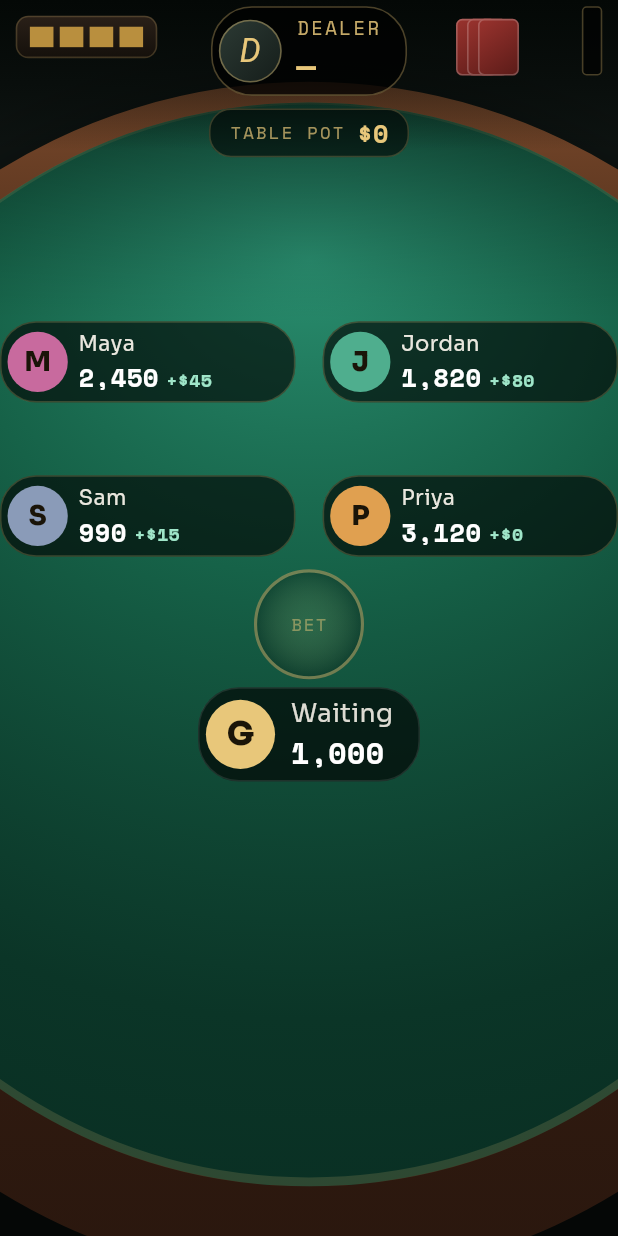
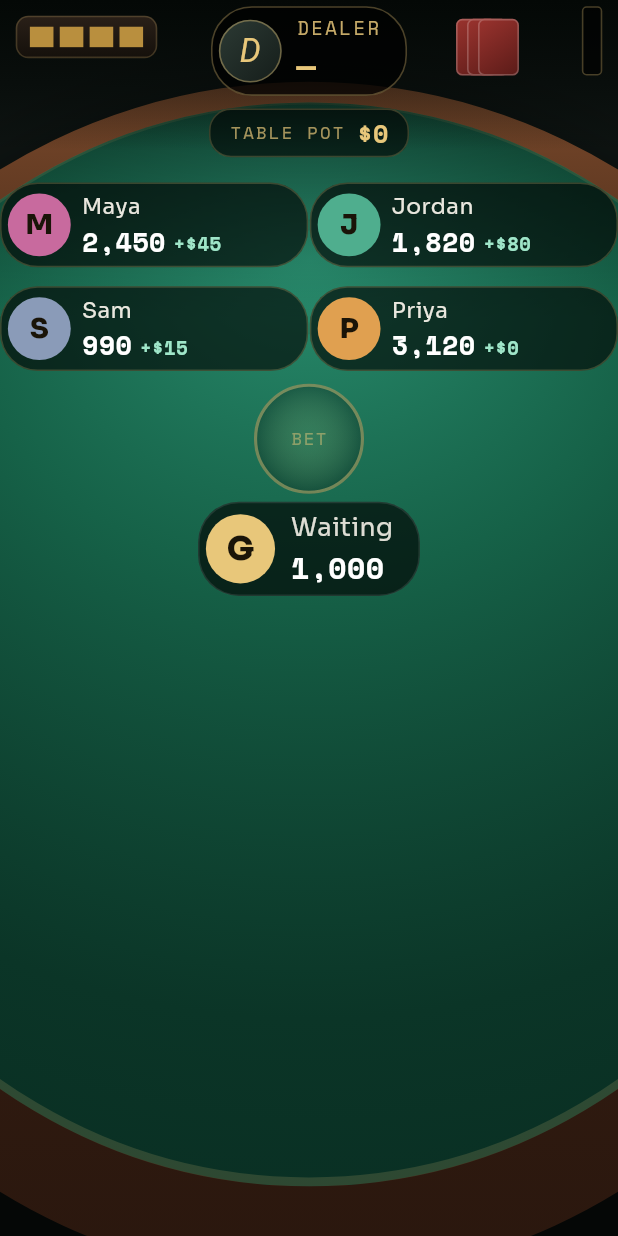
Before and after one commit to Micorlov/blackjack21_v2, a Flutter app: the TableFelt widget shown alone on an empty page, opened directly, on a phone screen of 412 x 824 dp. Run offline on Flutter 3.47's test engine with Material 3 defaults, Android fonts, the phone set to English and light mode, and no system bars; our stand-ins replace audioplayers, cloud_firestore, firebase_auth, firebase_core, flutter_local_notifications, flutter_riverpod and 4 more; missing offline and left inert: google_sign_in_web; accounts and stored records are empty; network calls fail; Roboto replaces fonts that are missing (Instrument Serif).

Commit message:
fix: render the betting-phase felt ~30% larger with a compact layout
The "plates are too small" report: in betting the felt canvas asked for
490px of height while a phone gives it ~300 (the chip tray and standings
panel take the rest), scaling everything to ~0.62x. Every seat slot was
also reserving its empty 38px card row before any card existed.

Betting now uses a compact layout: SeatPlate drops the empty card row
(compact flag), seat rows pull up under the dealer (tops 116/182 instead
of 164/262), and the canvas asks for 372px — so dealer, plates, bet
circle and hero all render ~30% bigger exactly where players linger. The
spread layout returns at deal time under the dealing animation and holds
steady for the whole hand, so plates never jump mid-round.

This is the "reduce the felt's required height" lever the 2026-08-03 (7)
known-limitation note identified, applied to the worst-case phase.

flutter analyze clean; all 805 tests pass, including the layout suite's
no-overlap/no-overflow invariants across every device size and phase.

Co-Authored-By: Claude Fable 5 <noreply@anthropic.com>

```diff
--- a/lib/screens/table/seat_plate.dart
+++ b/lib/screens/table/seat_plate.dart
@@ -122,7 +122,13 @@ class SeatPlateData {
 class SeatPlate extends StatelessWidget {
   final SeatPlateData data;
 
-  const SeatPlate({super.key, required this.data});
+  /// True only in the betting phase, when no seat on the felt has cards:
+  /// the empty card row is dropped so the felt's compact layout can pull the
+  /// rows together and render everything larger. Mid-round the row keeps its
+  /// space even between cards, so plates never jump while a hand is live.
+  final bool compact;
+
+  const SeatPlate({super.key, required this.data, this.compact = false});
 
   @override
   Widget build(BuildContext context) {
@@ -130,12 +136,14 @@ class SeatPlate extends StatelessWidget {
       mainAxisSize: MainAxisSize.min,
       crossAxisAlignment: CrossAxisAlignment.stretch,
       children: [
-        // The card row keeps its space even with no cards to show. Dropping it
-        // between hands would let the plate ride up to the top of the seat's
-        // slot and slide under the dealer's cards during settlement, and would
-        // make every plate jump as a round starts and ends.
-        SizedBox(height: _kCardHeight, child: data.showCards ? _cardsRow() : null),
-        const SizedBox(height: 4),
+        if (!compact) ...[
+          // The card row keeps its space even with no cards to show. Dropping
+          // it mid-round would let the plate ride up to the top of the seat's
+          // slot and slide under the dealer's cards during settlement, and
+          // would make every plate jump while a hand is being played.
+          SizedBox(height: _kCardHeight, child: data.showCards ? _cardsRow() : null),
+          const SizedBox(height: 4),
+        ],
         _plateRow(),
       ],
     );
--- a/lib/screens/table/table_felt.dart
+++ b/lib/screens/table/table_felt.dart
@@ -46,14 +46,31 @@ const List<_SeatPos> _kSeatPositions = [
   _SeatPos(right: 0, top: 262, width: 196, originLeft: false),
 ];
 
+/// Betting-phase seat slots: no seat on the felt has cards yet, so the empty
+/// 38px card rows are dropped and the rows pull up toward the dealer. The
+/// point is not tidiness — a lower canvas height raises the scale the whole
+/// felt renders at, which is what makes the plates readable on a phone.
+const List<_SeatPos> _kSeatPositionsCompact = [
+  _SeatPos(left: 0, top: 116, width: 196),
+  _SeatPos(right: 0, top: 116, width: 196, originLeft: false),
+  _SeatPos(left: 0, top: 182, width: 196),
+  _SeatPos(right: 0, top: 182, width: 196, originLeft: false),
+];
+
 /// Height of one seat slot: a card row (38) over a name plate (~50), plus a
 /// few pixels of slack.
 const double _kSeatHeight = 92;
+
+/// A compact (betting) slot is just the name plate plus slack.
+const double _kSeatHeightCompact = 54;
 
 /// Vertical space the seat plates own, measured from the top of the felt
 /// canvas: the lower pair sits at y=262 and is [_kSeatHeight] tall, plus a
 /// breathing gap. The hero's hand is never allowed to grow past this line.
 const double _kSeatsBottom = 362;
+
+/// Same line in the compact betting layout: 182 + 54 + 8 of breathing room.
+const double _kSeatsBottomCompact = 244;
 
 /// Room the hero's own hand block wants below [_kSeatsBottom]: a card row
 /// (84) over the bet circle (70) over the name plate (~52), plus the gaps
@@ -94,9 +111,19 @@ class TableFelt extends ConsumerWidget {
   /// block has no cards yet, so it only needs [_kHeroMinHeightNoCards].
   static double _requiredHeight(GameState state) {
     if (state.phase == RoundPhase.settlement) return _kSeatsBottom;
+    // Betting: nothing on the felt has cards, so the compact layout applies
+    // and the canvas asks for far less height (372 vs 490) — the same screen
+    // then renders the whole felt ~30% larger.
+    if (_isCompact(state)) return _kSeatsBottomCompact + _kHeroMinHeightNoCards;
     final hasCards = state.hands.any((h) => h.cards.isNotEmpty);
     return _kSeatsBottom + (hasCards ? _kHeroMinHeight : _kHeroMinHeightNoCards);
   }
+
+  /// The compact layout is exactly the betting phase: no dealer cards, no
+  /// NPC card rows, no hero fan. From the first deal onward the spread
+  /// layout holds steady so plates never jump mid-hand; the shift back
+  /// happens at deal time, under the dealing animation.
+  static bool _isCompact(GameState state) => state.phase == RoundPhase.betting;
 
   @override
   Widget build(BuildContext context, WidgetRef ref) {
@@ -143,7 +170,7 @@ class TableFelt extends ConsumerWidget {
                       DealerArea(state: state, midPot: midPot, cardBack: cardBack),
                       if (kShowFriendsAtTable) ..._seatPlates(state),
                       if (state.phase != RoundPhase.settlement)
-                        HeroHandArea(state: state, top: _kSeatsBottom),
+                        HeroHandArea(state: state, top: _isCompact(state) ? _kSeatsBottomCompact : _kSeatsBottom),
                     ],
                   ),
                 ),
@@ -157,6 +184,7 @@ class TableFelt extends ConsumerWidget {
 
   List<Widget> _seatPlates(GameState state) {
     final widgets = <Widget>[];
+    final compact = _isCompact(state);
     final seats = tableSeats(state);
     final count = math.min(4, seats.length);
     for (var i = 0; i < count; i++) {
@@ -177,7 +205,7 @@ class TableFelt extends ConsumerWidget {
         sweepTotalWin: state.sweepInfo?.totalWin ?? 0,
         hourly: state.badgeHourly,
       );
-      final pos = _kSeatPositions[i];
+      final pos = compact ? _kSeatPositionsCompact[i] : _kSeatPositions[i];
       final alignment = pos.originLeft ? Alignment.topLeft : Alignment.topRight;
       widgets.add(
         Positioned(
@@ -188,7 +216,7 @@ class TableFelt extends ConsumerWidget {
           // Every seat gets exactly its design slot. Content that runs long
           // (a seven-figure stack, a four-card hand) shrinks inside the slot
           // instead of growing down into the seat row below it.
-          height: _kSeatHeight,
+          height: compact ? _kSeatHeightCompact : _kSeatHeight,
           // Anchored at the top edge so an over-long plate shrinks upward,
           // away from the seat row directly below it.
           child: FittedBox(
@@ -196,7 +224,7 @@ class TableFelt extends ConsumerWidget {
             alignment: alignment,
             child: SizedBox(
               width: pos.width,
-              child: SeatPlate(data: data),
+              child: SeatPlate(data: data, compact: compact),
             ),
           ),
         ),
```
Also changed, not shown: 1 other file.
